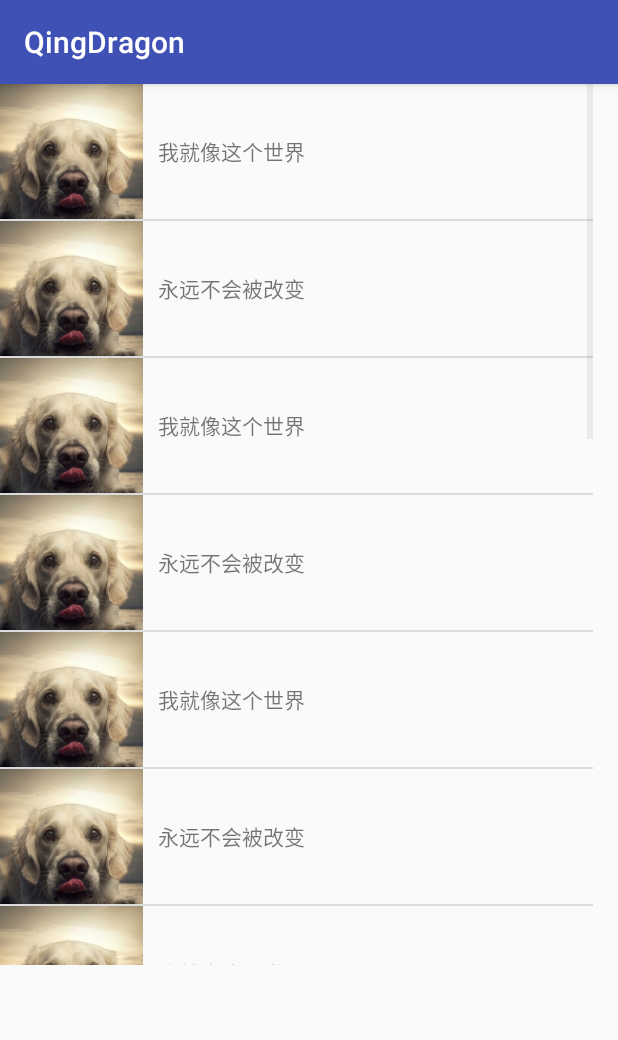
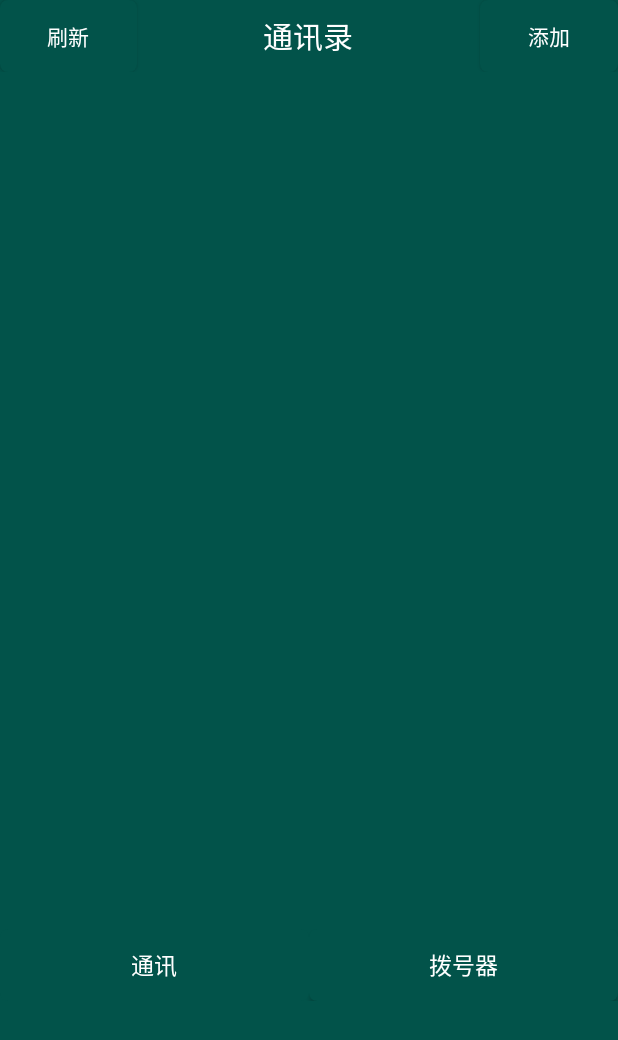
Before and after one commit to qingDragon/Caculation, an Android app: the Main4Activity screen opened directly, with no data from a screen before it, on a phone screen of 412 x 824 dp. Shown: the top 1040 px of the screen. Run offline under Robolectric (Android 15) with nearby library versions, the phone set to English and light mode, and no system bars; 1 statement that could not run was skipped.

Commit message:
change 1

```diff
--- a/app/src/main/AndroidManifest.xml
+++ b/app/src/main/AndroidManifest.xml
@@ -19,7 +19,11 @@
         </activity>
         <activity android:name=".Main2Activity" />
         <activity android:name=".Main3Activity" />
-        <activity android:name=".Main4Activity"></activity>
+        <activity
+            android:name=".Main4Activity"
+            android:theme="@style/Theme.AppCompat.DayNight.NoActionBar" />
+        <activity android:name=".AddConnectorActivity"
+            android:theme="@style/Theme.AppCompat.DayNight.NoActionBar"></activity>
     </application>
 
 </manifest>
--- a/app/src/main/java/com/example/yanzhuang/caculation/Main4Activity.java
+++ b/app/src/main/java/com/example/yanzhuang/caculation/Main4Activity.java
@@ -14,11 +14,14 @@ import android.support.v4.content.ContextCompat;
 import android.support.v7.app.AppCompatActivity;
 import android.os.Bundle;
 
+import android.text.style.SuperscriptSpan;
+import android.util.Log;
 import android.view.LayoutInflater;
 import android.view.View;
 import android.view.ViewGroup;
 import android.widget.AdapterView;
 import android.widget.ArrayAdapter;
+import android.widget.Button;
 import android.widget.ImageView;
 import android.widget.ListView;
 import android.widget.TextView;
@@ -27,50 +30,52 @@ import android.widget.Toast;
 import java.util.ArrayList;
 import java.util.List;
 
-public class Main4Activity extends AppCompatActivity {
+public class Main4Activity extends AppCompatActivity implements View.OnClickListener {
     private List<Superman> supermanList = new ArrayList<>();
     Superman superman;
+    String returnedData=null;
+    SupermanAdapter adapter;
+    ListView listView;
     @Override
 
     protected void onCreate(Bundle savedInstanceState) {
         super.onCreate(savedInstanceState);
         setContentView(R.layout.activity_main4);
+        Button b1 = (Button) findViewById(R.id.b1);
+        Button b2 = (Button)findViewById(R.id.b2);
 
-        initSupermans();
-        SupermanAdapter adapter = new SupermanAdapter(this,R.layout.superman_item,supermanList);
-        ListView listView = (ListView) findViewById(R.id.list_view);
-        listView.setAdapter(adapter);
+
+
+        b2.setOnClickListener(this);
+        b1.setOnClickListener(this);
+
+
         listView.setOnItemClickListener(new AdapterView.OnItemClickListener() {
             @Override
             public void onItemClick(AdapterView<?> parent, View view, int position, long id) {
                 superman = supermanList.get(position);
-                /*if(ContextCompat.checkSelfPermission(Main4Activity.this, Manifest.permission.CALL_PHONE)!= PackageManager.PERMISSION_GRANTED){
-                    ActivityCompat.requestPermissions(Main4Activity.this,new String[] {Manifest.permission.CALL_PHONE},1);
-                } else{
-                    callPhone();
-                }*/
+
                 callPhone();
             }
         });
 
+
+
+
+
     }
-    /*@Override
-    public void onRequestPermissionsResult(int requestCode, String permissions[], int[] grantResults) {
+    @Override
+    protected void onActivityResult(int requestCode, int resultCode, Intent data) {
+        Log.d("activity",String.valueOf(requestCode));
         switch (requestCode) {
             case 1:
-                if (grantResults.length > 0
-                        && grantResults[0] == PackageManager.PERMISSION_GRANTED) {
-
-                    callPhone();
-                } else {
-                    Toast.makeText(getApplicationContext(), "授权失败", Toast.LENGTH_SHORT).show();
+                if(resultCode == 10) {
+                    this.returnedData =data.getStringExtra("data_return");
                 }
                 break;
             default:
-                break;
-
         }
-    }*/
+    }
     public void callPhone() {
 
         try {
@@ -84,17 +89,48 @@ public class Main4Activity extends AppCompatActivity {
         }
 
     }
-    private void initSupermans() {
-        for(int i=0; i<8; i++) {
 
-            Superman s1 = new Superman("我就像这个世界", R.drawable.img_1,"13813322995");
-            supermanList.add(s1);
 
-            Superman s2 = new Superman("永远不会被改变", R.drawable.img_1,"18936518056");
-            supermanList.add(s2);
+
+    @Override
+    public void onClick(View v) {
+        String[] s = null;
+        switch (v.getId()) {
+            case R.id.b2:
+                Intent intent = new Intent(Main4Activity.this,AddConnectorActivity.class);
+                startActivityForResult(intent,1);
+                break;
+            case R.id.b1:
+                if(this.returnedData==null){
+                    Log.d("123",returnedData);
+                }
+                else {
+                    s = returnedData.split("#");
+                }
+
+                Superman s1 = new Superman(s[0], R.drawable.img_3, s[1]);
+                this.supermanList.add(s1);
+                Log.d("sm",this.supermanList.get(0).toString());
+                adapter = new SupermanAdapter(this,R.layout.superman_item,this.supermanList);
+
+
+                listView = (ListView) findViewById(R.id.list_view);
+
+                listView.setAdapter(adapter);
+
+
+
+                break;
+
+
+
+
+
+            default:
 
 
         }
+    }
 
-    }
+
 }
--- a/app/src/main/java/com/example/yanzhuang/caculation/Superman.java
+++ b/app/src/main/java/com/example/yanzhuang/caculation/Superman.java
@@ -25,4 +25,8 @@ public class Superman {
     public String getNum() {
         return num;
     }
+
+    public String toString() {
+        return name + num;
+    }
 }
--- /dev/null
+++ b/app/src/main/res/drawable/btn_selector.xml
@@ -0,0 +1,6 @@
+<?xml version="1.0" encoding="utf-8"?>
+<selector xmlns:android="http://schemas.android.com/apk/res/android">
+    <item android:drawable="@drawable/btn_shape_press"
+        android:state_pressed="true"/>
+    <item android:drawable="@drawable/btn_shape"/>
+</selector>
--- /dev/null
+++ b/app/src/main/res/drawable/btn_shape.xml
@@ -0,0 +1,5 @@
+<?xml version="1.0" encoding="utf-8"?>
+<shape xmlns:android="http://schemas.android.com/apk/res/android">
+    <corners android:radius="5dp"/>
+    <solid android:color="#02534a"/>
+</shape>
--- /dev/null
+++ b/app/src/main/res/drawable/btn_shape_press.xml
@@ -0,0 +1,5 @@
+<?xml version="1.0" encoding="utf-8"?>
+<shape xmlns:android="http://schemas.android.com/apk/res/android">
+    <corners android:radius="5dp"/>
+    <solid android:color="#ffffff"/>
+</shape>
--- /dev/null
+++ b/app/src/main/res/drawable/list_shape.xml
@@ -0,0 +1,6 @@
+<?xml version="1.0" encoding="utf-8"?>
+<shape xmlns:android="http://schemas.android.com/apk/res/android">
+    <solid android:color="#ffffff"/>
+    <stroke android:width="1px"
+        android:color="#000000"/>
+</shape>
--- a/app/src/main/res/layout/activity_main4.xml
+++ b/app/src/main/res/layout/activity_main4.xml
@@ -4,18 +4,106 @@
     xmlns:tools="http://schemas.android.com/tools"
     android:layout_width="match_parent"
     android:layout_height="match_parent"
-    tools:context="com.example.yanzhuang.caculation.Main4Activity">
+    android:background="#02534a"
+    tools:context="com.example.yanzhuang.caculation.Main4Activity"
+    >
+
     <LinearLayout
-        android:layout_width="395dp"
-        android:layout_height="587dp"
-        tools:layout_editor_absoluteY="8dp"
-        tools:layout_editor_absoluteX="8dp">
+        android:layout_width="wrap_content"
+        android:layout_height="wrap_content"
+
+        android:orientation="vertical"
+        tools:layout_editor_absoluteY="0dp"
+        tools:layout_editor_absoluteX="0dp">
+        <LinearLayout
+            android:layout_width="match_parent"
+            android:layout_height="wrap_content"
+            android:orientation="horizontal"
+            android:weightSum="50"
+            android:background="#02534a">
+            <Button
+                android:id="@+id/b1"
+                android:layout_width="wrap_content"
+                android:layout_height="match_parent"
+                android:text="刷新"
+                android:textAlignment="center"
+                android:layout_weight="1"
+                android:background="@drawable/btn_selector"
+                android:textColor="#ffffff"
+                />
+            <TextView
+                android:id="@+id/tv1"
+                android:layout_width="wrap_content"
+                android:layout_height="match_parent"
+                android:textAlignment="center"
+                android:gravity="center"
+                android:textSize="20sp"
+                android:textColor="#ffffff"
+
+
+                android:text="通讯录"
+                android:layout_weight="48"/>
+            <Button
+                android:id="@+id/b2"
+                android:layout_width="wrap_content"
+                android:layout_height="match_parent"
+                android:text="添加"
+                android:textAlignment="center"
+                android:layout_weight="1"
+                android:background="@drawable/btn_selector"
+                android:textColor="#ffffff"
+                />
+
+        </LinearLayout>
+
 
         <ListView
-            android:layout_width="match_parent"
-            android:layout_height="match_parent"
-            android:id="@+id/list_view">
+            android:layout_width="wrap_content"
+            android:layout_height="wrap_content"
+            android:id="@+id/list_view"
+            android:layout_weight="1"
+            tools:layout_editor_absoluteY="48dp"
+            tools:layout_editor_absoluteX="0dp"
+            android:paddingRight="1px"
+            android:background="@drawable/list_shape">
 
         </ListView>
+        <RelativeLayout
+            android:layout_width="wrap_content"
+            android:layout_height="619dp">
+        <LinearLayout
+            android:layout_width="match_parent"
+            android:layout_height="wrap_content"
+            android:orientation="horizontal"
+            android:layout_alignParentBottom="true"
+
+            android:background="#02534a"
+            tools:layout_editor_absoluteY="610dp"
+            tools:layout_editor_absoluteX="8dp">
+            <Button
+                android:id="@+id/b3"
+                android:layout_width="wrap_content"
+                android:layout_height="match_parent"
+                android:text="通讯"
+                android:textColor="#ffffff"
+                android:layout_weight="1"
+                android:textSize="15dp"
+                android:background="@drawable/btn_selector"
+                />
+            <Button
+                android:id="@+id/b4"
+                android:layout_width="wrap_content"
+                android:layout_height="match_parent"
+                android:text="拨号器"
+                android:textColor="#ffffff"
+                android:layout_weight="1"
+                android:textSize="15dp"
+                android:background="@drawable/btn_selector"
+                />
+
+
+        </LinearLayout>
+        </RelativeLayout>
     </LinearLayout>
+
 </android.support.constraint.ConstraintLayout>
--- a/app/src/main/res/layout/superman_item.xml
+++ b/app/src/main/res/layout/superman_item.xml
@@ -1,17 +1,22 @@
 <?xml version="1.0" encoding="utf-8"?>
 <LinearLayout xmlns:android="http://schemas.android.com/apk/res/android"
     android:layout_width="match_parent"
-    android:layout_height="wrap_content">
+    android:layout_height="wrap_content"
+    android:paddingTop="10dp">
     <ImageView
         android:layout_width="wrap_content"
         android:layout_height="wrap_content"
         android:id="@+id/superman_image"
+        android:paddingLeft="10dp"
         />
     <TextView
         android:layout_width="wrap_content"
         android:layout_height="wrap_content"
         android:id="@+id/superman_name"
         android:layout_gravity="center_vertical"
-        android:layout_marginLeft="10dp"/>
+        android:layout_marginLeft="20dp"
+        android:textColor="#000000"
+        android:textSize="20sp"/>
+
 
 </LinearLayout>
```
Also changed, not shown: app/src/main/java/com/example/yanzhuang/caculation/AddConnectorActivity.java (added, +48 -0 lines), app/src/main/res/layout/activity_add_connector.xml (added, +98 -0 lines), app/src/main/res/drawable-xhdpi/img_1.jpg (deleted), app/src/main/res/drawable-xhdpi/img_2.jpg (deleted), app/src/main/res/drawable-xxhdpi/img_3.jpg (renamed from app/src/main/res/drawable-xhdpi/img_3.jpg).
